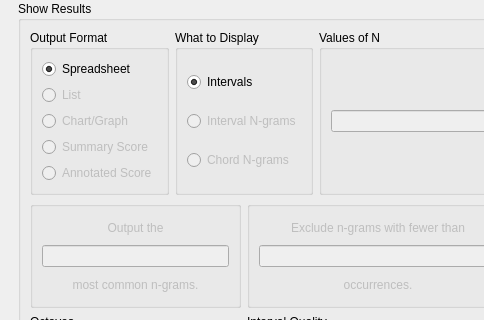
ELVIS-Project/vis-framework, file views/ui/main_window.ui: the form before one commit; both pictures show x 0 to 484 and y 112 to 432 of the 849 by 678 pixel window.
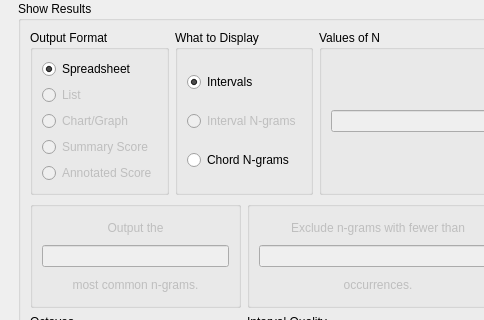
The form after the commit. Icons and pictures are not drawn.

What changed in the file:
```diff
--- a/views/ui/main_window.ui
+++ b/views/ui/main_window.ui
@@ -762,7 +762,7 @@
               <item>
                <widget class="QRadioButton" name="rdo_chord_ngrams">
                 <property name="enabled">
-                 <bool>false</bool>
+                 <bool>true</bool>
                 </property>
                 <property name="text">
                  <string>Chord N-grams</string>
```
